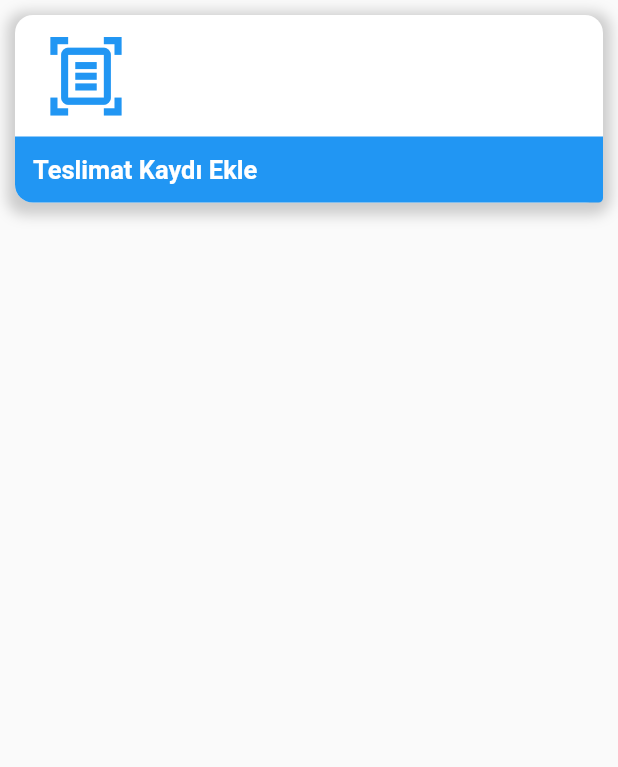
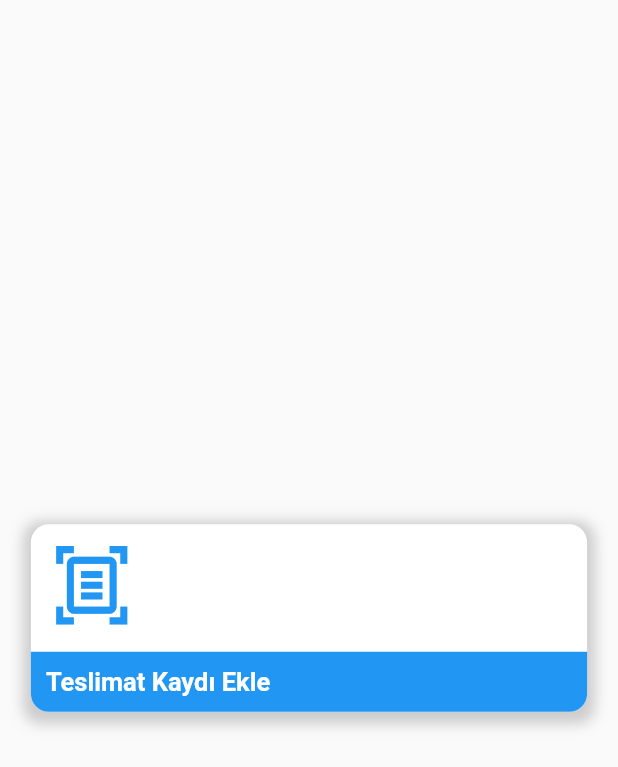
Before and after one commit to cenkgrs/Flutter-Shipment-Delivery-App, a Flutter app: the AddWayBillCard widget shown alone on an empty page, opened directly, on a phone screen of 412 x 824 dp. Shown: the top 767 px of the screen. Run offline on Flutter 3.47's test engine with Material 2 defaults, Android fonts, the phone set to English and light mode, and no system bars; our stand-ins replace dropdown_button2, flutter_secure_storage, geocoding, geolocator, loading_animation_widget; accounts and stored records are empty.

Commit message:
- Complete delivery request - Complete delivery card changes - My deliveries widget changes

```diff
--- a/lib/models/Delivery.dart
+++ b/lib/models/Delivery.dart
@@ -166,9 +166,11 @@ Future<List<Delivery>> fetchDeliveries() async {
           driver_name: delivery["driver_name"],
           address: delivery["address"],
           st_delivery: delivery["st_delivery"],
-          tt_delivery: delivery["tt_delivery"] ?? DateTime.now(),
+          tt_delivery:
+              DateTime.now(), //delivery["tt_delivery"] ?? DateTime.now(),
           st_complete: delivery["st_complete"],
-          tt_complete: delivery["tt_complete"] ?? DateTime.now(),
+          tt_complete:
+              DateTime.now(), //delivery["tt_complete"] ?? DateTime.now(),
           delivered_person: delivery["delivered_person"] ?? 'none',
           distance: 0,
           latitude: latitude,
--- a/lib/widgets/driver/add_way_bill_card_widget.dart
+++ b/lib/widgets/driver/add_way_bill_card_widget.dart
@@ -7,20 +7,23 @@ class AddWayBillCard extends StatelessWidget {
 
   @override
   Widget build(BuildContext context) {
-    return Padding(
+    double width = MediaQuery.of(context).size.width;
+
+    return Center(
+        child: Padding(
             padding: EdgeInsets.all(10),
             child: GestureDetector(
                 onTap: () {
                   Navigator.push(
                     context,
                     MaterialPageRoute(
-                    builder: (context) => const AddCompletedDeliveryScene()),
+                        builder: (context) =>
+                            const AddCompletedDeliveryScene()),
                   );
-              ;
                 },
                 child: Container(
-              width: 400,
                   height: 125,
+                  width: width * 0.9,
                   decoration: BoxDecoration(
                     borderRadius: BorderRadius.circular(12),
                     color: Colors.white,
@@ -35,21 +38,31 @@ class AddWayBillCard extends StatelessWidget {
                   ),
                   child: Column(
                     children: [
-                  Container(
-                      width: 200,
+                      Row(
+                        children: [
+                          Expanded(
+                            flex: 2,
+                            child: Container(
+                                width: width * 0.5,
                                 padding: const EdgeInsets.all(12),
                                 child: Align(
-                        alignment: Alignment(-2.5, -1),
+                                  alignment: Alignment(-1, -1),
                                   child: Icon(Icons.document_scanner_outlined,
                                       size: 57, color: Colors.blue),
                                 )),
+                          ),
+                        ],
+                      ),
+                      Expanded(child: Container(width: 100)),
+                      Row(
+                        children: [
                             Container(
-                    width: 400,
-                    padding: const EdgeInsets.all(12),
+                              width: width * 0.9,
+                              padding: const EdgeInsets.all(10),
                               decoration: const BoxDecoration(
                                   color: Colors.blue,
                                   borderRadius: BorderRadius.only(
-                            bottomRight: Radius.circular(3),
+                                      bottomRight: Radius.circular(12),
                                       bottomLeft: Radius.circular(12))),
                               child: Text(
                                 "Teslimat Kaydı Ekle",
@@ -58,9 +71,11 @@ class AddWayBillCard extends StatelessWidget {
                                     fontSize: 17,
                                     fontWeight: FontWeight.bold),
                               ),
+                            ),
+                        ],
                       )
                     ],
                   ),
-            )));
+                ))));
   }
 }
```
Also changed, not shown: lib/screens/driver/add_completed_delivery.dart (+100 -7 lines), lib/widgets/driver/my_deliveries_table_widget.dart (+71 -69 lines), lib/widgets/selectBox.dart (+9 -5 lines). Lines whose indentation alone changed are shown as unchanged.
